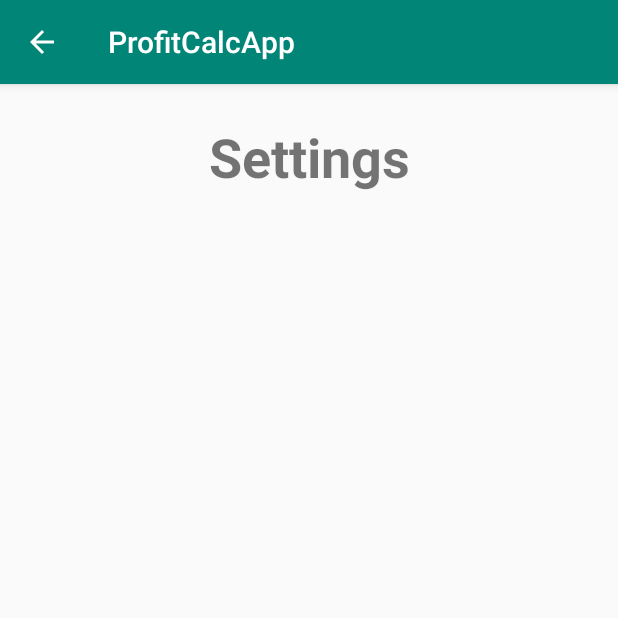
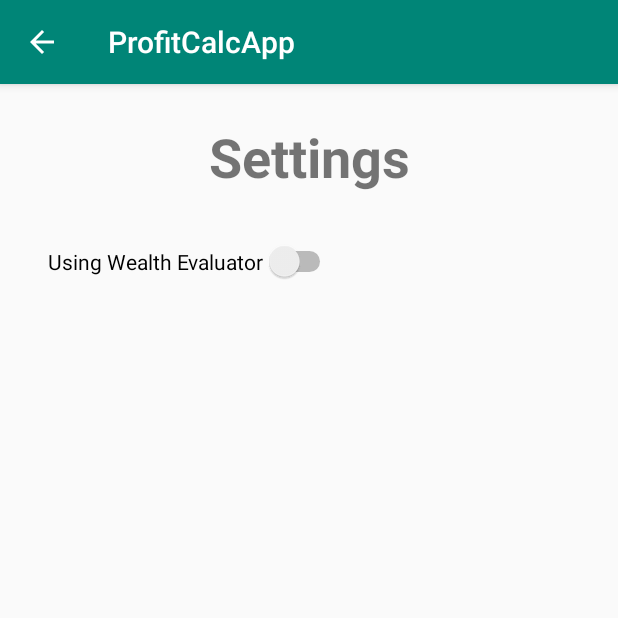
Before and after one commit to d-mcadam/ProfitCalc, an Android app: the SettingsActivity screen opened directly, with no data from a screen before it, on a phone screen of 412 x 824 dp, the top half of it. Run offline under Robolectric (Android 15) with nearby library versions, the phone set to English and light mode, and no system bars.

Commit message:
Update activity_settings.xml
Added a switch toggle button

```diff
--- a/ProfitCalcApp/app/src/main/res/layout/activity_settings.xml
+++ b/ProfitCalcApp/app/src/main/res/layout/activity_settings.xml
@@ -20,4 +20,17 @@
         app:layout_constraintEnd_toEndOf="parent"
         app:layout_constraintStart_toStartOf="parent"
         app:layout_constraintTop_toTopOf="parent" />
+
+    <Switch
+        android:id="@+id/toggleUsingEval"
+        android:layout_width="wrap_content"
+        android:layout_height="wrap_content"
+        android:layout_marginStart="32dp"
+        android:layout_marginTop="32dp"
+        android:text="Using Wealth Evaluator"
+        android:textOff="fdsa"
+        android:textOn="asdf"
+        app:layout_constraintStart_toStartOf="parent"
+        app:layout_constraintTop_toBottomOf="@+id/textView2" />
+
 </androidx.constraintlayout.widget.ConstraintLayout>
```
